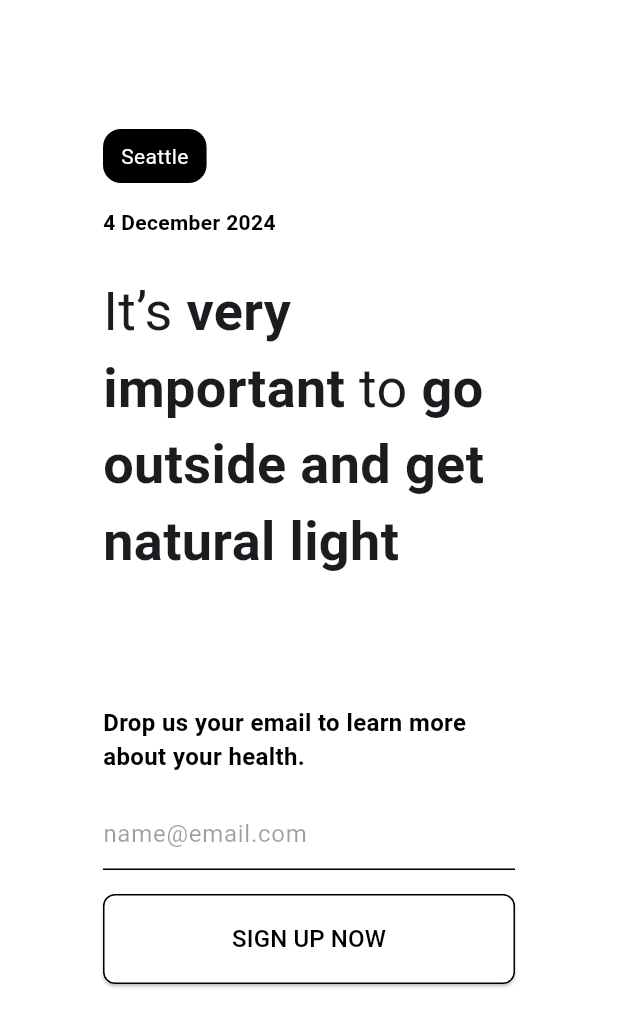
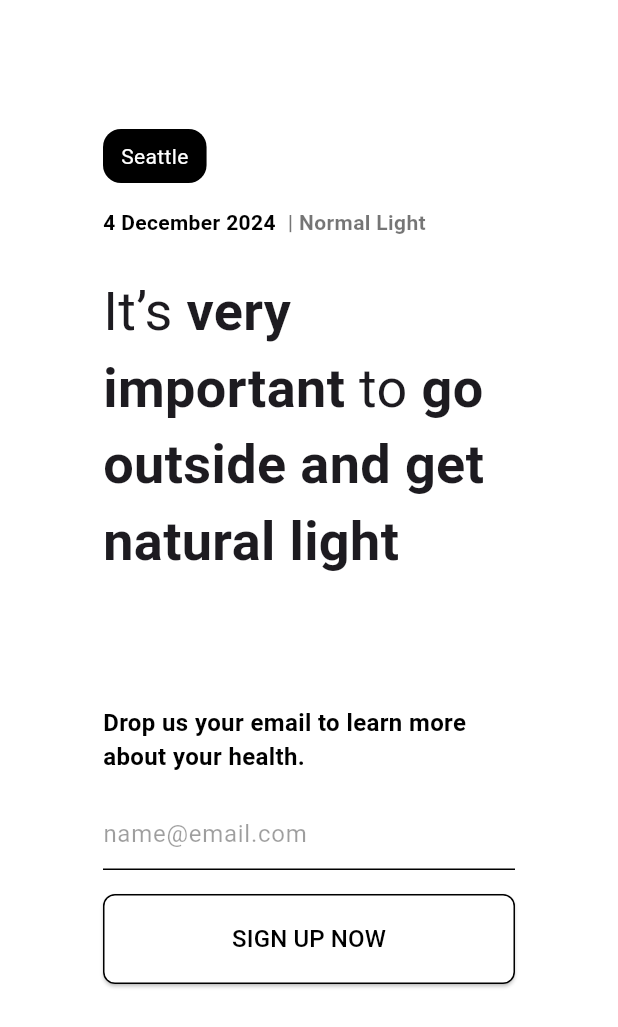
Before and after one commit to alfitriv/ANew, a Flutter app: the screen it shows after launch, on a phone screen of 412 x 824 dp. Shown: the top 1027 px of the screen. Run offline on Flutter 3.47's test engine with Material 3 defaults, Android fonts, the phone set to English and light mode, and no system bars; network calls fail.

Commit message:
Added light condition

```diff
--- a/lib/main.dart
+++ b/lib/main.dart
@@ -82,6 +82,20 @@ class _HomePageState extends State<HomePage> {
 
                       // Date and Light Condition
                       const SizedBox(height: 16.0),
+                      FutureBuilder<Map<String, dynamic>>(
+                        future: weatherService.fetchUVIndexAndTimeRange(selectedLocation),
+                        builder: (context, snapshot) {
+                          if (snapshot.connectionState == ConnectionState.waiting) {
+                            return const Center(child: CircularProgressIndicator());
+                          } else if (snapshot.hasError) {
+                            return const Center(child: Text('Error fetching UV index'));
+                          } else if (snapshot.hasData) {
+                            final data = snapshot.data!;
+                            final uvIndex = data['uvIndex'] as double?;
+                            final lightCondition = (uvIndex != null && uvIndex < 3) ? "Limited Light" : "Normal Light";
+
+                            return Row(
+                              children: [
                                 Text(
                                   _formatDate(DateTime.now()), // Format the current date
                                   style: const TextStyle(
@@ -90,6 +104,23 @@ class _HomePageState extends State<HomePage> {
                                     fontWeight: FontWeight.bold,
                                   ),
                                 ),
+                                const SizedBox(width: 8.0),
+                                Text(
+                                  '| $lightCondition',
+                                  style: const TextStyle(
+                                    fontSize: 14.0,
+                                    color: Colors.black54,
+                                    fontWeight: FontWeight.bold,
+                                  ),
+                                ),
+                              ],
+                            );
+                          } else {
+                            return const Center(child: Text('No data available'));
+                          }
+                        },
+                      ),
+
 
                       // UV Index and Main Message
                       const SizedBox(height: 24.0),
```
Lines whose indentation alone changed are shown as unchanged.
